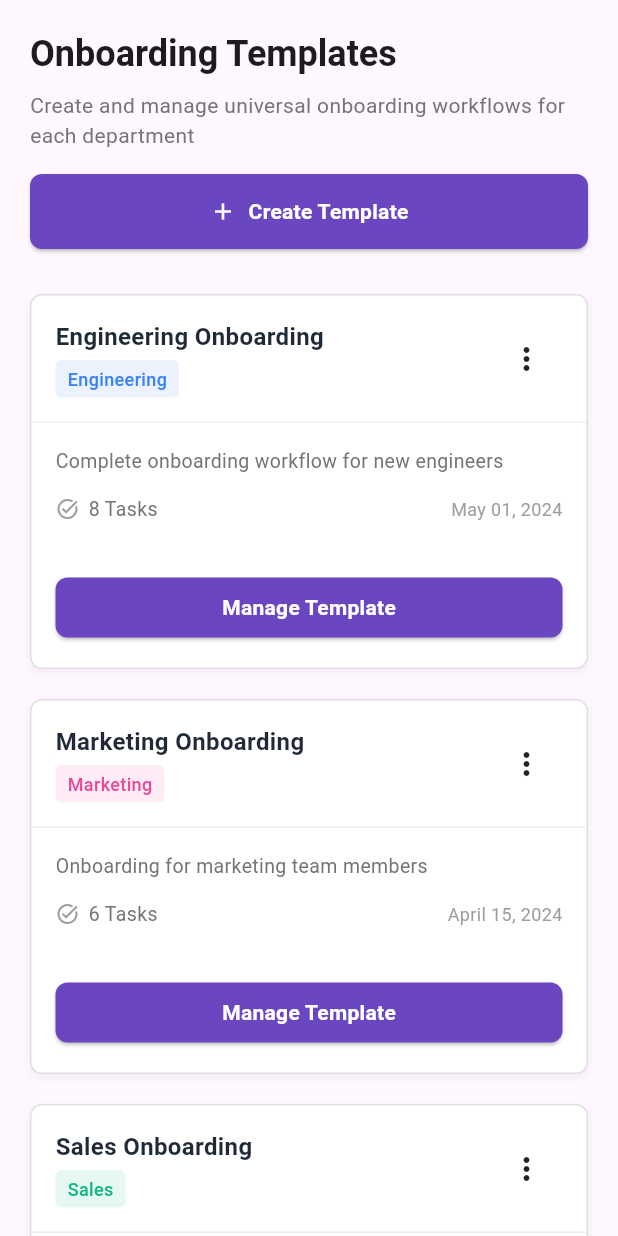
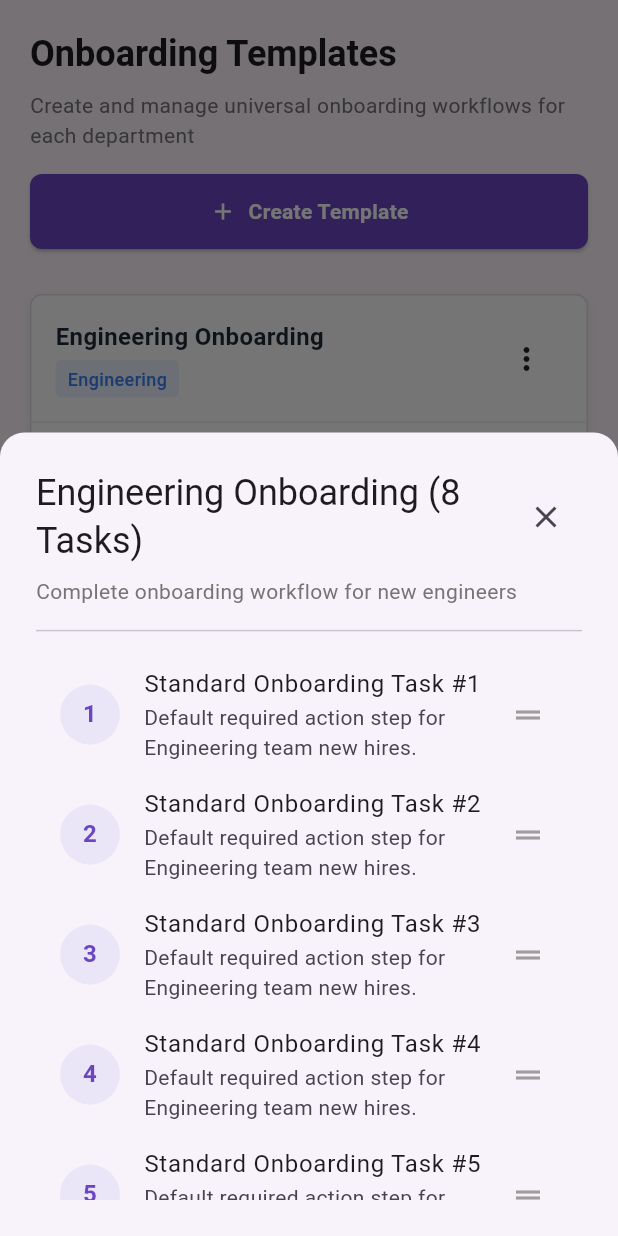
Before and after one commit to sakibabid2000-coder/team_sync_app, a Flutter app: the TemplatesScreen widget shown alone on an empty page, opened directly, after a tap on "Manage Template", on a phone screen of 412 x 824 dp. Run offline on Flutter 3.47's test engine with Material 3 defaults, Android fonts, the phone set to English and light mode, and no system bars.

Commit message:
Implement template editing and task management model

```diff
--- a/lib/screens/templates_screen.dart
+++ b/lib/screens/templates_screen.dart
@@ -66,14 +66,133 @@ class _TemplatesScreenState extends State<TemplatesScreen> {
     );
   }
 
+  // ===========================================================================
+  // Brinto's Contribution: Template Management Modal Dialog
+  // Handles editing template titles and descriptions with live state updates.
+  // ===========================================================================
+  void _editTemplate(TemplateData template) {
+    final nameController = TextEditingController(text: template.name);
+    final descriptionController = TextEditingController(text: template.description);
+
+    showDialog(
+      context: context,
+      builder: (ctx) => AlertDialog(
+        title: Text('Edit Template — ${template.department}'),
+        content: Column(
+          mainAxisSize: MainAxisSize.min,
+          children: [
+            TextField(
+              controller: nameController,
+              decoration: const InputDecoration(labelText: 'Template Name'),
+            ),
+            const SizedBox(height: 12),
+            TextField(
+              controller: descriptionController,
+              decoration: const InputDecoration(labelText: 'Description'),
+              maxLines: 2,
+            ),
+          ],
+        ),
+        actions: [
+          TextButton(
+            onPressed: () => Navigator.pop(ctx),
+            child: const Text('Cancel'),
+          ),
+          ElevatedButton(
+            onPressed: () {
+              setState(() {
+                final idx = templates.indexWhere((t) => t.id == template.id);
+                if (idx != -1) {
+                  templates[idx] = TemplateData(
+                    id: template.id,
+                    name: nameController.text,
+                    department: template.department,
+                    description: descriptionController.text,
+                    taskCount: template.taskCount,
+                    createdDate: template.createdDate,
+                  );
+                }
+              });
+              Navigator.pop(ctx);
+            },
+            child: const Text('Save Changes'),
+          ),
+        ],
+      ),
+    );
+  }
+
+  // ===========================================================================
+  // Brinto's Contribution: Template Task Management Viewer
+  // Displays structured onboarding task workflows assigned to a template.
+  // ===========================================================================
+  void _manageTemplateTasks(TemplateData template) {
+    showModalBottomSheet(
+      context: context,
+      isScrollControlled: true,
+      shape: const RoundedRectangleBorder(
+        borderRadius: BorderRadius.vertical(top: Radius.circular(16)),
+      ),
+      builder: (ctx) => Container(
+        height: MediaQuery.of(ctx).size.height * 0.65,
+        padding: const EdgeInsets.all(24),
+        child: Column(
+          crossAxisAlignment: CrossAxisAlignment.start,
+          children: [
+            Row(
+              mainAxisAlignment: MainAxisAlignment.spaceBetween,
+              children: [
+                Expanded(
+                  child: Text(
+                    '${template.name} (${template.taskCount} Tasks)',
+                    style: Theme.of(ctx).textTheme.headlineSmall,
+                  ),
+                ),
+                IconButton(
+                  icon: const Icon(Icons.close),
+                  onPressed: () => Navigator.pop(ctx),
+                ),
+              ],
+            ),
+            const SizedBox(height: 8),
+            Text(
+              template.description,
+              style: TextStyle(color: Colors.grey[600]),
+            ),
+            const Divider(height: 32),
+            Expanded(
+              child: ListView.builder(
+                itemCount: template.taskCount,
+                itemBuilder: (context, index) {
+                  return ListTile(
+                    leading: CircleAvatar(
+                      backgroundColor: const Color(0xFFEAE6F8),
+                      child: Text(
+                        '${index + 1}',
+                        style: const TextStyle(color: Color(0xFF6B46C1), fontWeight: FontWeight.bold),
+                      ),
+                    ),
+                    title: Text('Standard Onboarding Task #${index + 1}'),
+                    subtitle: Text('Default required action step for ${template.department} team new hires.'),
+                    trailing: const Icon(Icons.drag_handle, color: Colors.grey),
+                  );
+                },
+              ),
+            ),
+          ],
+        ),
+      ),
+    );
+  }
+
   @override
   Widget build(BuildContext context) {
     final screenWidth = MediaQuery.of(context).size.width;
     final cardWidth = screenWidth > 1200
         ? 350.0
         : screenWidth > 800
-        ? 300.0
-        : double.infinity;
+            ? 300.0
+            : double.infinity;
 
     return SingleChildScrollView(
       padding: const EdgeInsets.all(20),
@@ -91,7 +210,9 @@ class _TemplatesScreenState extends State<TemplatesScreen> {
                   children: [
                     Text(
                       'Onboarding Templates',
-                      style: Theme.of(context).textTheme.headlineSmall
+                      style: Theme.of(context)
+                          .textTheme
+                          .headlineSmall
                           ?.copyWith(fontWeight: FontWeight.bold),
                     ),
                     const SizedBox(height: 8),
@@ -129,7 +250,9 @@ class _TemplatesScreenState extends State<TemplatesScreen> {
                       children: [
                         Text(
                           'Onboarding Templates',
-                          style: Theme.of(context).textTheme.headlineSmall
+                          style: Theme.of(context)
+                              .textTheme
+                              .headlineSmall
                               ?.copyWith(fontWeight: FontWeight.bold),
                         ),
                         const SizedBox(height: 4),
@@ -172,14 +295,19 @@ class _TemplatesScreenState extends State<TemplatesScreen> {
                     width: cardWidth,
                     child: TemplateCard(
                       template: template,
-                      onEdit: () {
-                        // TODO: Implement edit functionality
-                      },
+                      // =======================================================
+                      // Brinto's Contribution: Implemented edit popup handler
+                      // =======================================================
+                      onEdit: () => _editTemplate(template),
                       onDelete: () {
                         setState(() {
                           templates.removeWhere((t) => t.id == template.id);
                         });
                       },
+                      // =======================================================
+                      // Brinto's Contribution: Implemented manage template navigation
+                      // =======================================================
+                      onManage: () => _manageTemplateTasks(template),
                     ),
                   ),
                 )
@@ -196,12 +324,14 @@ class TemplateCard extends StatelessWidget {
   final TemplateData template;
   final VoidCallback onEdit;
   final VoidCallback onDelete;
+  final VoidCallback onManage; // Brinto's Contribution: Manage Callback
 
   const TemplateCard({
     super.key,
     required this.template,
     required this.onEdit,
     required this.onDelete,
+    required this.onManage,
   });
 
   @override
@@ -333,9 +463,10 @@ class TemplateCard extends StatelessWidget {
             child: SizedBox(
               width: double.infinity,
               child: ElevatedButton(
-                onPressed: () {
-                  // TODO: Navigate to template details/edit page
-                },
+                // =============================================================
+                // Brinto's Contribution: Invokes task workflow management modal
+                // =============================================================
+                onPressed: onManage,
                 style: ElevatedButton.styleFrom(
                   backgroundColor: const Color(0xFF6B46C1),
                   foregroundColor: Colors.white,
```
Also changed, not shown: lib/screens/activity_logs_screen.dart (added), lib/screens/app_state.dart (added).
